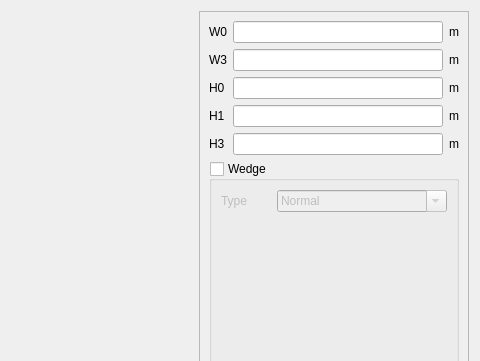
This is pyleecan/GUI/Dialog/DMachineSetup/SWSlot/PWSlot14/PWSlot14.ui in Eomys/pyleecan as Qt 5 draws it before an edit; both pictures show x 409 to 889 and y 0 to 361 of the 889 by 479 pixel window. The edited form follows.
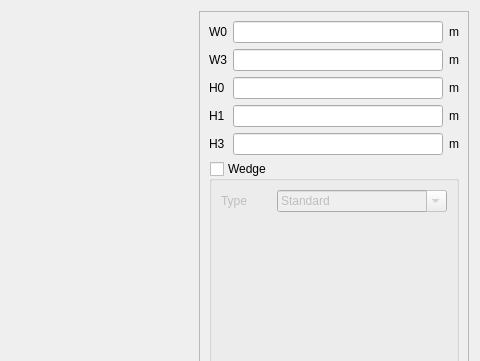
This is the edited form. Icons and pictures are not drawn. Custom widgets are drawn as their Qt base class.

Commit message: [WP] adding GUI to key in notch, [CO] regenarate pictures SlotW29 For Slot with possiblity to have Normal wedge renameing ONrmal by Standard Add number on the magnets in the HoleM63 schematics Rename top_flat for HoleM63

The edit to the form file:
```diff
--- a/pyleecan/GUI/Dialog/DMachineSetup/SWSlot/PWSlot14/PWSlot14.ui
+++ b/pyleecan/GUI/Dialog/DMachineSetup/SWSlot/PWSlot14/PWSlot14.ui
@@ -234,11 +234,11 @@
              <bool>true</bool>
             </property>
             <property name="currentText">
-             <string extracomment="Normal">Normal</string>
+             <string extracomment="Normal">Standard</string>
             </property>
             <item>
              <property name="text">
-              <string>Normal</string>
+              <string>Standard</string>
              </property>
             </item>
            </widget>
```
The commit also changes 27 other files.
